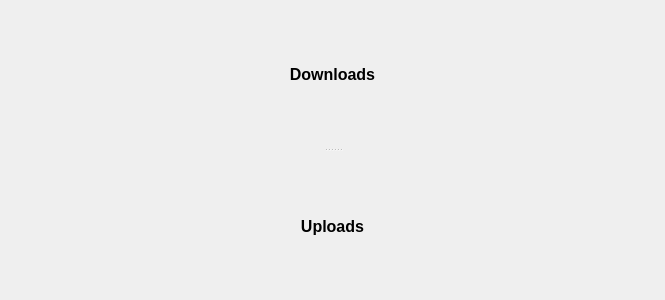
This is Quazaa/UI/widgettransfers.ui in c3c/quazaa as Qt 5 draws it before an edit. The edited form follows.
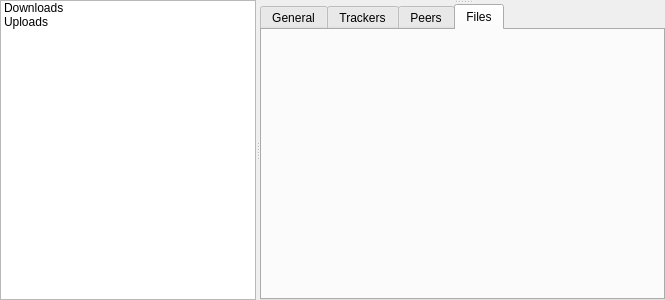
This is the edited form. Icons and pictures are not drawn.

Commit message: Initial change to a more BitTorrent like transfers tab.

Patch:
```diff
--- a/Quazaa/UI/widgettransfers.ui
+++ b/Quazaa/UI/widgettransfers.ui
@@ -17,7 +17,7 @@
    <iconset resource="../Resource.qrc">
     <normaloff>:/Resource/Generic/Transfers.png</normaloff>:/Resource/Generic/Transfers.png</iconset>
   </property>
-  <layout class="QVBoxLayout" name="verticalLayout_3">
+  <layout class="QHBoxLayout" name="horizontalLayout_2">
    <property name="spacing">
     <number>0</number>
    </property>
@@ -30,119 +30,165 @@
       <enum>Qt::CustomContextMenu</enum>
      </property>
      <property name="orientation">
-      <enum>Qt::Vertical</enum>
+      <enum>Qt::Horizontal</enum>
      </property>
-     <widget class="QFrame" name="frame">
-      <property name="frameShape">
-       <enum>QFrame::NoFrame</enum>
+     <widget class="QListWidget" name="listWidgetTransfers">
+      <property name="sizePolicy">
+       <sizepolicy hsizetype="Preferred" vsizetype="Expanding">
+        <horstretch>0</horstretch>
+        <verstretch>0</verstretch>
+       </sizepolicy>
       </property>
-      <property name="frameShadow">
-       <enum>QFrame::Raised</enum>
-      </property>
-      <layout class="QVBoxLayout" name="verticalLayout_4">
-       <property name="spacing">
-        <number>0</number>
+      <item>
+       <property name="text">
+        <string>Downloads</string>
        </property>
        <property name="margin">
         <number>0</number>
        </property>
-       <item>
-        <widget class="QToolButton" name="toolButtonDownloadsHeader">
-         <property name="sizePolicy">
-          <sizepolicy hsizetype="Expanding" vsizetype="Fixed">
-           <horstretch>0</horstretch>
-           <verstretch>0</verstretch>
-          </sizepolicy>
-         </property>
-         <property name="styleSheet">
-          <string notr="true">QToolButton {
-	border: none;
-	font-size: 16px;
-	font-weight: bold;
-}
-</string>
-         </property>
-         <property name="text">
-          <string>Downloads</string>
-         </property>
-         <property name="icon">
-          <iconset resource="../Resource.qrc">
-           <normaloff>:/Resource/Generic/Download.png</normaloff>:/Resource/Generic/Download.png</iconset>
-         </property>
-         <property name="iconSize">
-          <size>
-           <width>20</width>
-           <height>20</height>
-          </size>
-         </property>
-         <property name="toolButtonStyle">
-          <enum>Qt::ToolButtonTextBesideIcon</enum>
-         </property>
-        </widget>
-       </item>
-       <item>
-        <layout class="QVBoxLayout" name="verticalLayoutDownloads"/>
-       </item>
-      </layout>
+      </item>
+      <item>
+       <property name="text">
+        <string>Uploads</string>
+       </property>
+       <property name="icon">
+        <iconset resource="../Resource.qrc">
+         <normaloff>:/Resource/Generic/Upload.png</normaloff>:/Resource/Generic/Upload.png</iconset>
+       </property>
+      </item>
      </widget>
-     <widget class="QFrame" name="frame_2">
-      <property name="frameShape">
-       <enum>QFrame::NoFrame</enum>
+     <widget class="QStackedWidget" name="stackedWidgetTransfers">
+      <property name="sizePolicy">
+       <sizepolicy hsizetype="Expanding" vsizetype="Preferred">
+        <horstretch>1</horstretch>
+        <verstretch>0</verstretch>
+       </sizepolicy>
       </property>
-      <property name="frameShadow">
-       <enum>QFrame::Raised</enum>
+      <property name="currentIndex">
+       <number>1</number>
       </property>
-      <layout class="QVBoxLayout" name="verticalLayout_5">
-       <property name="spacing">
-        <number>0</number>
-       </property>
-       <property name="margin">
-        <number>0</number>
-       </property>
-       <item>
-        <widget class="QToolButton" name="toolButtonUploadsHeader">
-         <property name="sizePolicy">
-          <sizepolicy hsizetype="Expanding" vsizetype="Fixed">
-           <horstretch>0</horstretch>
-           <verstretch>0</verstretch>
-          </sizepolicy>
-         </property>
-         <property name="styleSheet">
-          <string notr="true">QToolButton {
-	border: none;
-	font-size: 16px;
-	font-weight: bold;
-}
-</string>
-         </property>
-         <property name="text">
-          <string>Uploads</string>
-         </property>
-         <property name="icon">
-          <iconset resource="../Resource.qrc">
-           <normaloff>:/Resource/Generic/Upload.png</normaloff>:/Resource/Generic/Upload.png</iconset>
-         </property>
-         <property name="iconSize">
-          <size>
-           <width>20</width>
-           <height>20</height>
-          </size>
-         </property>
-         <property name="checkable">
-          <bool>false</bool>
-         </property>
-         <property name="checked">
-          <bool>false</bool>
-         </property>
-         <property name="toolButtonStyle">
-          <enum>Qt::ToolButtonTextBesideIcon</enum>
-         </property>
-        </widget>
-       </item>
-       <item>
-        <layout class="QVBoxLayout" name="verticalLayoutUploads"/>
-       </item>
-      </layout>
+      <widget class="QWidget" name="pageDownloads">
+       <layout class="QHBoxLayout" name="horizontalLayout">
+        <property name="spacing">
+         <number>0</number>
+        </property>
+        <property name="margin">
+         <number>0</number>
+        </property>
+        <item>
+         <widget class="QSplitter" name="splitterDownloads">
+          <property name="orientation">
+           <enum>Qt::Vertical</enum>
+          </property>
+          <widget class="QFrame" name="frameDownloads">
+           <property name="frameShape">
+            <enum>QFrame::NoFrame</enum>
+           </property>
+           <property name="frameShadow">
+            <enum>QFrame::Raised</enum>
+           </property>
+           <layout class="QVBoxLayout" name="verticalLayout_4">
+            <property name="spacing">
+             <number>0</number>
+            </property>
+            <property name="margin">
+             <number>0</number>
+            </property>
+            <item>
+             <layout class="QVBoxLayout" name="verticalLayoutDownloads"/>
+            </item>
+           </layout>
+          </widget>
+          <widget class="QTabWidget" name="tabWidgetDownloadDetails">
+           <property name="currentIndex">
+            <number>3</number>
+           </property>
+           <widget class="QWidget" name="tabGeneral">
+            <attribute name="title">
+             <string>General</string>
+            </attribute>
+           </widget>
+           <widget class="QWidget" name="tabTrackers">
+            <attribute name="title">
+             <string>Trackers</string>
+            </attribute>
+           </widget>
+           <widget class="QWidget" name="tabPeers">
+            <attribute name="title">
+             <string>Peers</string>
+            </attribute>
+           </widget>
+           <widget class="QWidget" name="tabFiles">
+            <attribute name="title">
+             <string>Files</string>
+            </attribute>
+           </widget>
+          </widget>
+         </widget>
+        </item>
+       </layout>
+      </widget>
+      <widget class="QWidget" name="pageUploads">
+       <layout class="QHBoxLayout" name="horizontalLayout_3">
+        <property name="spacing">
+         <number>0</number>
+        </property>
+        <property name="margin">
+         <number>0</number>
+        </property>
+        <item>
+         <widget class="QSplitter" name="splitterUploads">
+          <property name="orientation">
+           <enum>Qt::Vertical</enum>
+          </property>
+          <widget class="QFrame" name="frameUploads">
+           <property name="frameShape">
+            <enum>QFrame::NoFrame</enum>
+           </property>
+           <property name="frameShadow">
+            <enum>QFrame::Raised</enum>
+           </property>
+           <layout class="QVBoxLayout" name="verticalLayout_5">
+            <property name="spacing">
+             <number>0</number>
+            </property>
+            <property name="margin">
+             <number>0</number>
+            </property>
+            <item>
+             <layout class="QVBoxLayout" name="verticalLayoutUploads"/>
+            </item>
+           </layout>
+          </widget>
+          <widget class="QTabWidget" name="tabWidgetUploadDetails">
+           <property name="currentIndex">
+            <number>3</number>
+           </property>
+           <widget class="QWidget" name="tabGeneral">
+            <attribute name="title">
+             <string>General</string>
+            </attribute>
+           </widget>
+           <widget class="QWidget" name="tabTrackers">
+            <attribute name="title">
+             <string>Trackers</string>
+            </attribute>
+           </widget>
+           <widget class="QWidget" name="tabPeers">
+            <attribute name="title">
+             <string>Peers</string>
+            </attribute>
+           </widget>
+           <widget class="QWidget" name="tabFiles">
+            <attribute name="title">
+             <string>Files</string>
+            </attribute>
+           </widget>
+          </widget>
+         </widget>
+        </item>
+       </layout>
+      </widget>
      </widget>
     </widget>
    </item>
```
Left out of the diff: 27 changed lines with no effect on the pictures. The commit also changes 10 other files.
